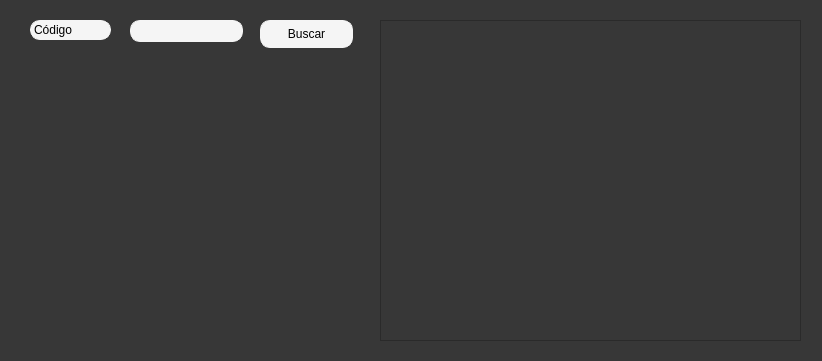
Above: Ui/Almacen/u_editar.ui from Kodegmxz/Proyecto before the change. Below: the same form after it.
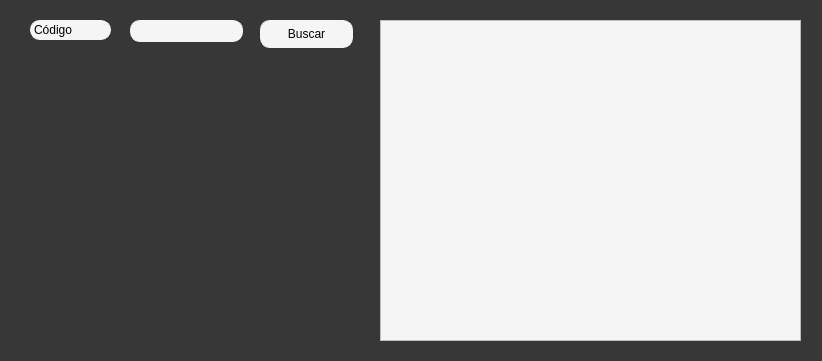
That is the form after the change.

```diff
--- a/Ui/Almacen/u_editar.ui
+++ b/Ui/Almacen/u_editar.ui
@@ -89,6 +89,9 @@
      <height>321</height>
     </rect>
    </property>
+   <property name="styleSheet">
+    <string notr="true">background-color: rgb(245, 245, 245);</string>
+   </property>
   </widget>
  </widget>
  <resources/>
```
